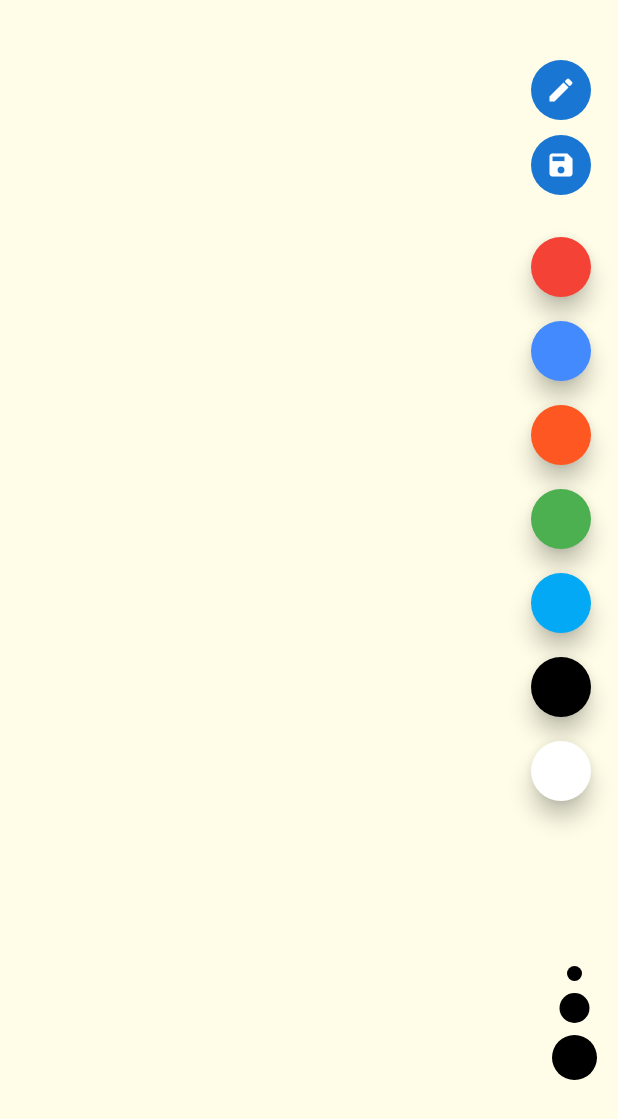
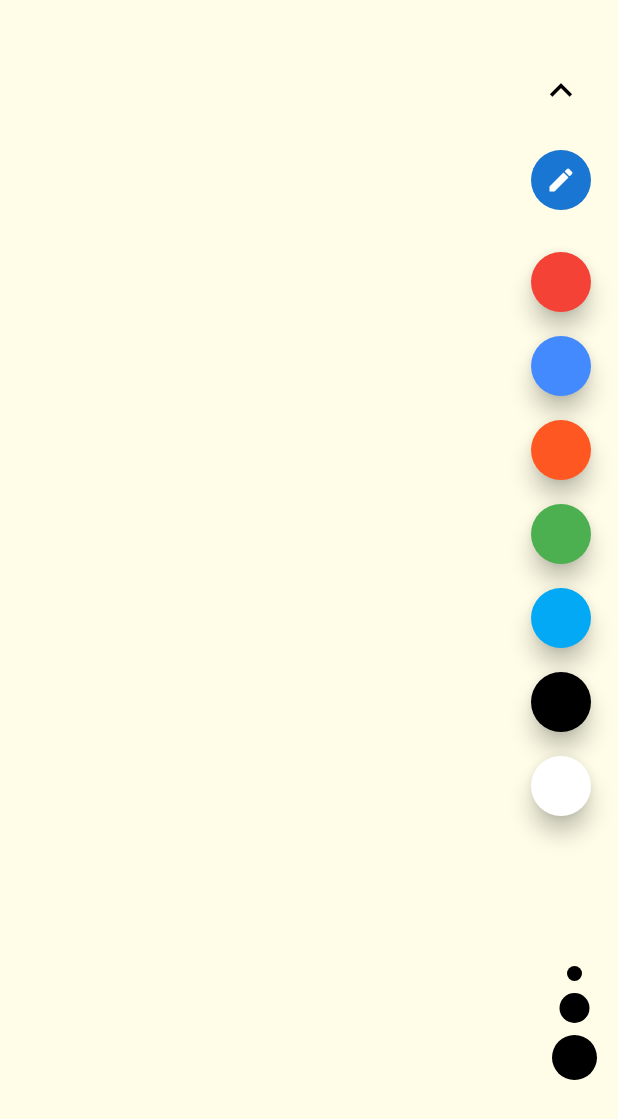
Before and after one commit to alpiepho/flutter_drawing_app, a Flutter app: the DrawingPage screen opened directly, on a phone screen of 412 x 824 dp. Shown: the top 1119 px of the screen. Run offline on Flutter 3.47's test engine with Material 2 defaults, Android fonts, the phone set to English and light mode, and no system bars; our stand-ins replace image_gallery_saver.

Commit message:
added hide button for controls

```diff
--- a/lib/drawing_page.dart
+++ b/lib/drawing_page.dart
@@ -20,15 +20,20 @@ class _DrawingPageState extends State<DrawingPage> {
   DrawnLine line;
   Color selectedColor = Colors.black;
   double selectedWidth = 5.0;
+  bool hidden = false;
 
-  StreamController<List<DrawnLine>> linesStreamController = StreamController<List<DrawnLine>>.broadcast();
-  StreamController<DrawnLine> currentLineStreamController = StreamController<DrawnLine>.broadcast();
+  StreamController<List<DrawnLine>> linesStreamController =
+      StreamController<List<DrawnLine>>.broadcast();
+  StreamController<DrawnLine> currentLineStreamController =
+      StreamController<DrawnLine>.broadcast();
 
   Future<void> save() async {
     try {
-      RenderRepaintBoundary boundary = _globalKey.currentContext.findRenderObject() as RenderRepaintBoundary;
+      RenderRepaintBoundary boundary =
+          _globalKey.currentContext.findRenderObject() as RenderRepaintBoundary;
       ui.Image image = await boundary.toImage();
-      ByteData byteData = await image.toByteData(format: ui.ImageByteFormat.png);
+      ByteData byteData =
+          await image.toByteData(format: ui.ImageByteFormat.png);
       Uint8List pngBytes = byteData.buffer.asUint8List();
       var saved = await ImageGallerySaver.saveImage(
         pngBytes,
@@ -46,6 +51,12 @@ class _DrawingPageState extends State<DrawingPage> {
     setState(() {
       lines = [];
       line = null;
+    });
+  }
+
+  Future<void> hide() async {
+    setState(() {
+      hidden = !hidden;
     });
   }
 
@@ -136,17 +147,20 @@ class _DrawingPageState extends State<DrawingPage> {
   }
 
   Widget buildStrokeToolbar() {
+    final children = hidden
+        ? []
+        : [
+            buildStrokeButton(5.0),
+            buildStrokeButton(10.0),
+            buildStrokeButton(15.0),
+          ];
     return Positioned(
       bottom: 100.0,
       right: 10.0,
       child: Column(
         crossAxisAlignment: CrossAxisAlignment.center,
         mainAxisAlignment: MainAxisAlignment.start,
-        children: [
-          buildStrokeButton(5.0),
-          buildStrokeButton(10.0),
-          buildStrokeButton(15.0),
-        ],
+        children: [...children],
       ),
     );
   }
@@ -163,13 +177,32 @@ class _DrawingPageState extends State<DrawingPage> {
         child: Container(
           width: strokeWidth * 2,
           height: strokeWidth * 2,
-          decoration: BoxDecoration(color: selectedColor, borderRadius: BorderRadius.circular(50.0)),
+          decoration: BoxDecoration(
+              color: selectedColor, borderRadius: BorderRadius.circular(50.0)),
         ),
       ),
     );
   }
 
   Widget buildColorToolbar() {
+    final children = hidden
+        ? []
+        : [
+            Divider(
+              height: 20.0,
+            ),
+            buildClearButton(),
+            Divider(
+              height: 20.0,
+            ),
+            buildColorButton(Colors.red),
+            buildColorButton(Colors.blueAccent),
+            buildColorButton(Colors.deepOrange),
+            buildColorButton(Colors.green),
+            buildColorButton(Colors.lightBlue),
+            buildColorButton(Colors.black),
+            buildColorButton(Colors.white),
+          ];
     return Positioned(
       top: 40.0,
       right: 10.0,
@@ -177,21 +210,8 @@ class _DrawingPageState extends State<DrawingPage> {
         crossAxisAlignment: CrossAxisAlignment.center,
         mainAxisAlignment: MainAxisAlignment.start,
         children: [
-          buildClearButton(),
-          Divider(
-            height: 10.0,
-          ),
-          buildSaveButton(),
-          Divider(
-            height: 20.0,
-          ),
-          buildColorButton(Colors.red),
-          buildColorButton(Colors.blueAccent),
-          buildColorButton(Colors.deepOrange),
-          buildColorButton(Colors.green),
-          buildColorButton(Colors.lightBlue),
-          buildColorButton(Colors.black),
-          buildColorButton(Colors.white),
+          buildHideButton(),
+          ...children,
         ],
       ),
     );
@@ -213,19 +233,6 @@ class _DrawingPageState extends State<DrawingPage> {
     );
   }
 
-  Widget buildSaveButton() {
-    return GestureDetector(
-      onTap: save,
-      child: CircleAvatar(
-        child: Icon(
-          Icons.save,
-          size: 20.0,
-          color: Colors.white,
-        ),
-      ),
-    );
-  }
-
   Widget buildClearButton() {
     return GestureDetector(
       onTap: clear,
@@ -238,4 +245,25 @@ class _DrawingPageState extends State<DrawingPage> {
       ),
     );
   }
+
+  Widget buildHideButton() {
+    final child = hidden
+        ? Icon(
+            Icons.keyboard_arrow_down,
+            size: 30.0,
+            color: Colors.black,
+          )
+        : Icon(
+            Icons.keyboard_arrow_up,
+            size: 30.0,
+            color: Colors.black,
+          );
+    return GestureDetector(
+      onTap: hide,
+      child: CircleAvatar(
+        backgroundColor: Colors.transparent,
+        child: child,
+      ),
+    );
+  }
 }
```
Also changed, not shown: 1 other file.
